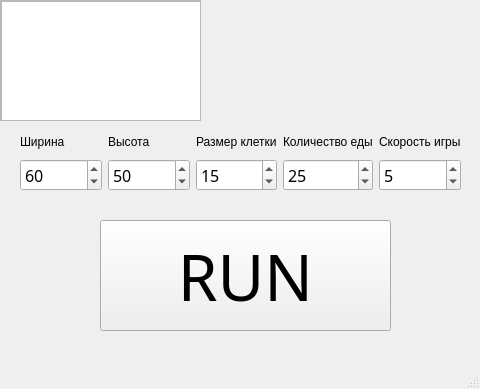
Old version of the form MainWindow.ui in the repository Sobaka12345/MistaSnake.
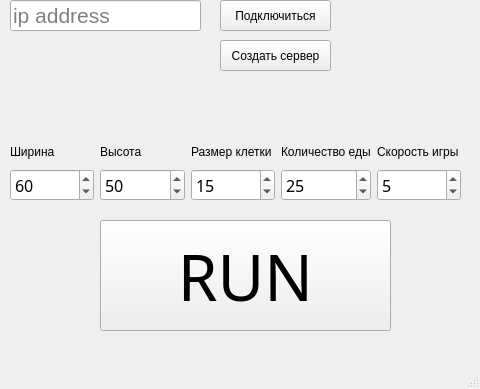
New version of the form.

Diff of the .ui file:
```diff
--- a/MainWindow.ui
+++ b/MainWindow.ui
@@ -13,6 +13,9 @@
   <property name="windowTitle">
    <string>MistaSnake</string>
   </property>
+  <property name="styleSheet">
+   <string notr="true"/>
+  </property>
   <widget class="QWidget" name="centralwidget">
    <property name="enabled">
     <bool>true</bool>
@@ -42,45 +45,12 @@
      <string>RUN</string>
     </property>
    </widget>
-   <widget class="QScrollArea" name="scrollArea">
+   <widget class="QWidget" name="layoutWidget">
     <property name="geometry">
      <rect>
-      <x>0</x>
-      <y>0</y>
-      <width>201</width>
-      <height>121</height>
-     </rect>
-    </property>
-    <property name="widgetResizable">
-     <bool>true</bool>
-    </property>
-    <widget class="QWidget" name="scrollAreaWidgetContents">
-     <property name="geometry">
-      <rect>
-       <x>0</x>
-       <y>0</y>
-       <width>199</width>
-       <height>119</height>
-      </rect>
-     </property>
-     <widget class="QListView" name="listView">
-      <property name="geometry">
-       <rect>
-        <x>0</x>
-        <y>0</y>
-        <width>201</width>
-        <height>121</height>
-       </rect>
-      </property>
-     </widget>
-    </widget>
-   </widget>
-   <widget class="QWidget" name="">
-    <property name="geometry">
-     <rect>
-      <x>20</x>
-      <y>130</y>
-      <width>441</width>
+      <x>10</x>
+      <y>140</y>
+      <width>451</width>
       <height>61</height>
      </rect>
     </property>
@@ -205,6 +175,68 @@
      </item>
     </layout>
    </widget>
+   <widget class="QPushButton" name="connectButton">
+    <property name="enabled">
+     <bool>true</bool>
+    </property>
+    <property name="geometry">
+     <rect>
+      <x>220</x>
+      <y>0</y>
+      <width>111</width>
+      <height>31</height>
+     </rect>
+    </property>
+    <property name="text">
+     <string>Подключиться</string>
+    </property>
+   </widget>
+   <widget class="QPushButton" name="createButton">
+    <property name="geometry">
+     <rect>
+      <x>220</x>
+      <y>40</y>
+      <width>111</width>
+      <height>31</height>
+     </rect>
+    </property>
+    <property name="text">
+     <string>Создать сервер</string>
+    </property>
+   </widget>
+   <widget class="QLineEdit" name="lineEdit">
+    <property name="geometry">
+     <rect>
+      <x>10</x>
+      <y>0</y>
+      <width>191</width>
+      <height>31</height>
+     </rect>
+    </property>
+    <property name="font">
+     <font>
+      <pointsize>16</pointsize>
+     </font>
+    </property>
+    <property name="toolTip">
+     <string/>
+    </property>
+    <property name="statusTip">
+     <string/>
+    </property>
+    <property name="accessibleDescription">
+     <string/>
+    </property>
+    <property name="autoFillBackground">
+     <bool>false</bool>
+    </property>
+    <property name="text">
+     <string/>
+    </property>
+    <property name="placeholderText">
+     <string>ip address</string>
+    </property>
+   </widget>
   </widget>
   <widget class="QMenuBar" name="menubar">
    <property name="geometry">
```
